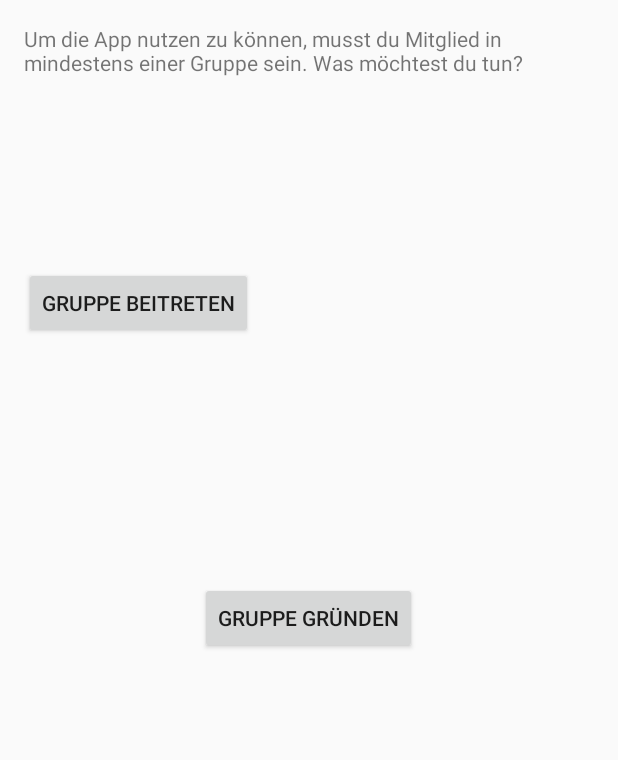
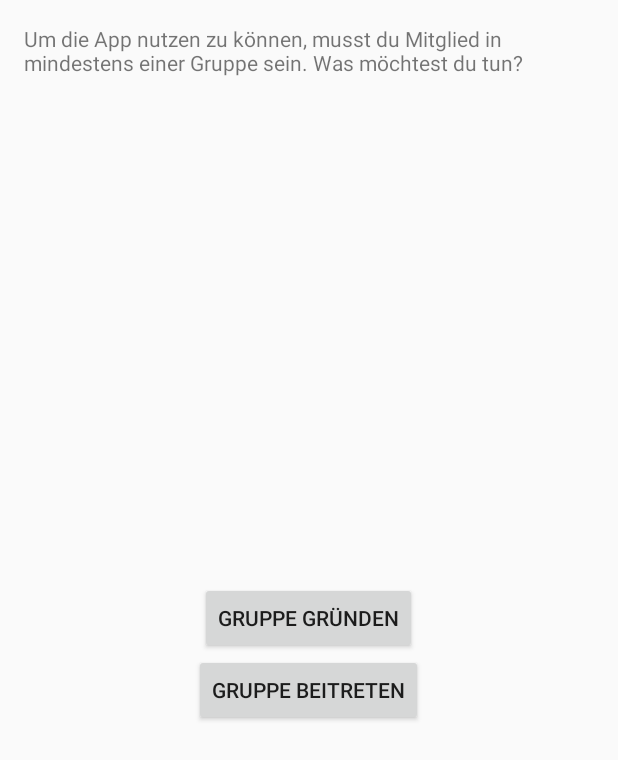
Before and after one commit to t-kanne/counterfight2, an Android app: the fragment NoGroupFragment placed in its activity, on a phone screen of 412 x 824 dp. Shown: the top 760 px of the screen. Run offline under Robolectric (Android 15) with nearby library versions, the phone set to English and light mode, and no system bars; 4 statements that could not run were skipped.

Commit message:
nogroup 'verschönert'

```diff
--- a/app/src/main/res/layout/fragment_no_group.xml
+++ b/app/src/main/res/layout/fragment_no_group.xml
@@ -12,17 +12,17 @@
         android:id="@+id/button_nogroupact_createGroup"
         android:layout_width="wrap_content"
         android:layout_height="wrap_content"
-        android:layout_centerHorizontal="true"
+        android:text="@string/string_nogroupact_createGroup"
         android:layout_centerVertical="true"
-        android:text="@string/string_nogroupact_createGroup" />
+        android:layout_centerHorizontal="true" />
 
     <Button
         android:id="@+id/button_nogroupact_searchGroup"
         android:layout_width="wrap_content"
         android:layout_height="wrap_content"
-        android:layout_below="@+id/textview_nogroupact_advice"
-        android:layout_marginTop="83dp"
-        android:text="@string/string_nogroupact_searchGroup" />
+        android:text="@string/string_nogroupact_searchGroup"
+        android:layout_below="@+id/button_nogroupact_createGroup"
+        android:layout_centerHorizontal="true" />
 
     <TextView
         android:id="@+id/textview_nogroupact_advice"
```
